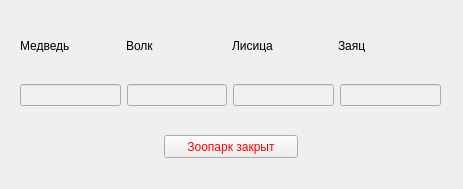
This is Python/I/11-ZOO/7/form.ui in a6461/Qt-PyQt as Qt 5 draws it before an edit. The edited form follows.
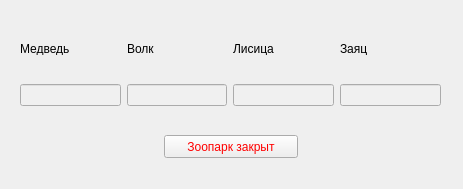
This is the edited form. Custom widgets are drawn as their Qt base class.

What changed in the file:
```diff
--- a/Python/I/11-ZOO/7/form.ui
+++ b/Python/I/11-ZOO/7/form.ui
@@ -20,7 +20,7 @@
    <property name="geometry">
     <rect>
      <x>20</x>
-     <y>39</y>
+     <y>42</y>
      <width>52</width>
      <height>13</height>
     </rect>
@@ -28,9 +28,6 @@
    <property name="acceptDrops">
     <bool>true</bool>
    </property>
-   <property name="autoFillBackground">
-    <bool>true</bool>
-   </property>
    <property name="text">
     <string>Медведь</string>
    </property>
@@ -38,8 +35,8 @@
   <widget class="DragDropLabel" name="label_2">
    <property name="geometry">
     <rect>
-     <x>126</x>
-     <y>39</y>
+     <x>127</x>
+     <y>42</y>
      <width>32</width>
      <height>13</height>
     </rect>
@@ -47,9 +44,6 @@
    <property name="acceptDrops">
     <bool>true</bool>
    </property>
-   <property name="autoFillBackground">
-    <bool>true</bool>
-   </property>
    <property name="text">
     <string>Волк</string>
    </property>
@@ -57,8 +51,8 @@
   <widget class="DragDropLabel" name="label_3">
    <property name="geometry">
     <rect>
-     <x>232</x>
-     <y>39</y>
+     <x>233</x>
+     <y>42</y>
      <width>45</width>
      <height>13</height>
     </rect>
@@ -66,9 +60,6 @@
    <property name="acceptDrops">
     <bool>true</bool>
    </property>
-   <property name="autoFillBackground">
-    <bool>true</bool>
-   </property>
    <property name="text">
     <string>Лисица</string>
    </property>
@@ -76,8 +67,8 @@
   <widget class="DragDropLabel" name="label_4">
    <property name="geometry">
     <rect>
-     <x>338</x>
-     <y>39</y>
+     <x>340</x>
+     <y>42</y>
      <width>32</width>
      <height>13</height>
     </rect>
@@ -85,9 +76,6 @@
    <property name="acceptDrops">
     <bool>true</bool>
    </property>
-   <property name="autoFillBackground">
-    <bool>true</bool>
-   </property>
    <property name="text">
     <string>Заяц</string>
    </property>
@@ -141,9 +129,6 @@
         </disabled>
        </palette>
       </property>
-      <property name="autoFillBackground">
-       <bool>true</bool>
-      </property>
       <property name="readOnly">
        <bool>true</bool>
       </property>
@@ -188,9 +173,6 @@
         </disabled>
        </palette>
       </property>
-      <property name="autoFillBackground">
-       <bool>true</bool>
-      </property>
       <property name="readOnly">
        <bool>true</bool>
       </property>
@@ -235,9 +217,6 @@
         </disabled>
        </palette>
       </property>
-      <property name="autoFillBackground">
-       <bool>true</bool>
-      </property>
       <property name="readOnly">
        <bool>true</bool>
       </property>
@@ -282,9 +261,6 @@
         </disabled>
        </palette>
       </property>
-      <property name="autoFillBackground">
-       <bool>true</bool>
-      </property>
       <property name="readOnly">
        <bool>true</bool>
       </property>
```
